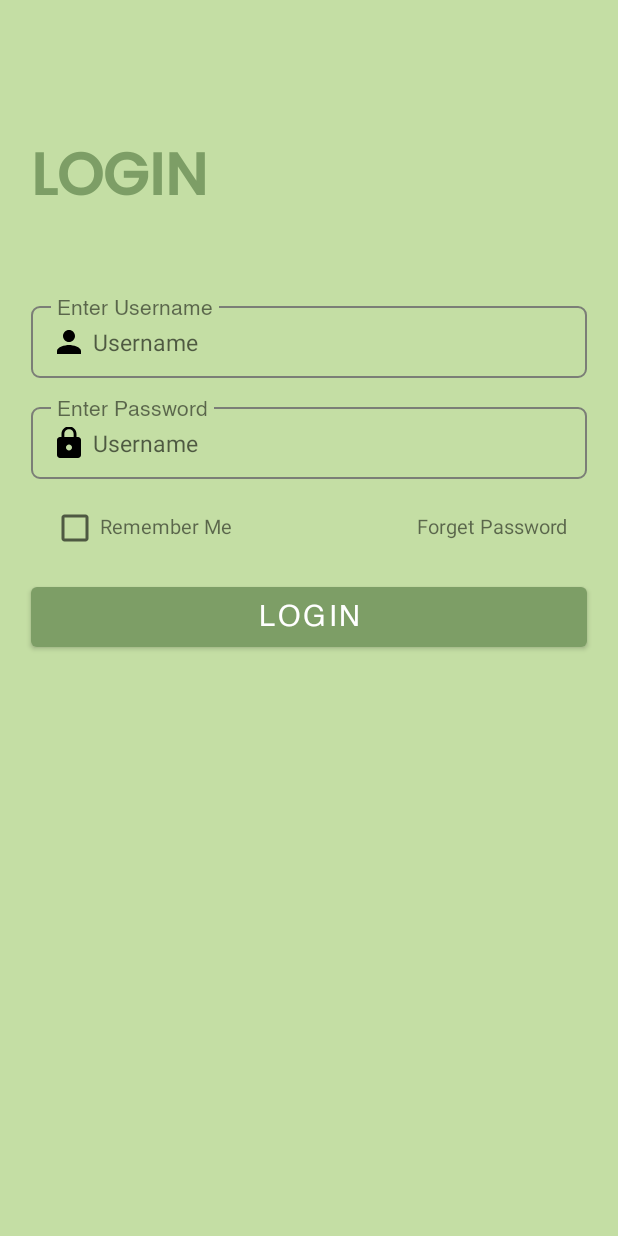
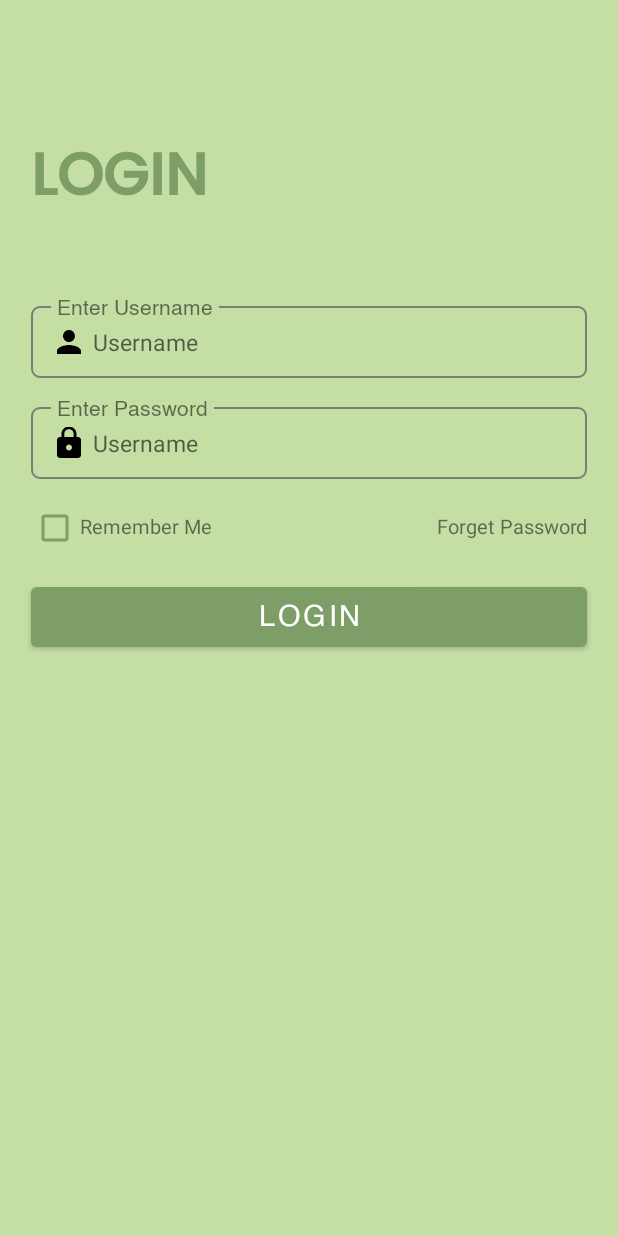
Before and after one commit to Rafiester/NurseCall, an Android app: the screen it shows after launch (LoginActivity), after a tap on "LOGIN", on a phone screen of 412 x 824 dp. Run offline under Robolectric (Android 15) with nearby library versions, the phone set to English and light mode, and no system bars; our stand-ins replace sdp/ssp sizes.

```diff
--- a/app/src/main/AndroidManifest.xml
+++ b/app/src/main/AndroidManifest.xml
@@ -14,6 +14,8 @@
         android:supportsRtl="true"
         android:theme="@style/AppTheme"
         android:usesCleartextTraffic="true">
+        <service android:name=".util.NotificationService" />
+        <receiver android:name=".util.NotificationBroadcastReceiver" />
         <activity
             android:name=".SplashActivity"
             android:exported="true">
@@ -33,6 +35,8 @@
         <activity
             android:name=".MainActivity"
             android:exported="false"/>
+
+
     </application>
 
 </manifest>
--- a/app/src/main/java/org/project/nursecall/LoginActivity.java
+++ b/app/src/main/java/org/project/nursecall/LoginActivity.java
@@ -4,10 +4,13 @@ import static org.project.nursecall.util.RetrofitClient.retrofitAPI;
 
 import androidx.appcompat.app.AppCompatActivity;
 
+import android.content.Context;
 import android.content.Intent;
+import android.content.SharedPreferences;
 import android.os.Bundle;
 import android.os.Handler;
 import android.os.Looper;
+import android.widget.CheckBox;
 import android.widget.EditText;
 import android.widget.Toast;
 
@@ -23,6 +26,8 @@ public class LoginActivity extends AppCompatActivity {
 
     private EditText etUser, etPass;
     private Boolean doubleBackToExit = false;
+    private CheckBox cbLogin;
+    private SharedPreferences ingat;
 
     @Override
     protected void onCreate(Bundle savedInstanceState) {
@@ -30,17 +35,26 @@ public class LoginActivity extends AppCompatActivity {
         setContentView(R.layout.activity_login);
 
         findViewById(R.id.mb_login).setOnClickListener(v -> postLogin());
-
     }
 
     private void postLogin() {
         etUser = findViewById(R.id.et_username);
         etPass = findViewById(R.id.et_password);
+        cbLogin = findViewById(R.id.cb_login);
+
+        ingat = getSharedPreferences("NURSECALL", Context.MODE_PRIVATE);
+
         retrofitAPI.postLogin(new LoginData(etUser.getText().toString(), etPass.getText().toString())).enqueue(new Callback<LoginData>() {
             @Override
             public void onResponse(Call<LoginData> call, Response<LoginData> response) {
                 if (response.isSuccessful()) if (response.body().getStatus()) {
                     startActivity(new Intent(LoginActivity.this, MainActivity.class));
+                    if (cbLogin.isChecked()) ingat.edit()
+                            .putBoolean("isCheck", true)
+                            .putString("email", etUser.getText().toString())
+                            .putString("pass", etPass.getText().toString())
+                            .apply();
+                    else ingat.edit().clear().apply();
                 } else Toast.makeText(LoginActivity.this, "Login Gagal!", Toast.LENGTH_SHORT).show();
             }
 
--- a/app/src/main/java/org/project/nursecall/SplashActivity.java
+++ b/app/src/main/java/org/project/nursecall/SplashActivity.java
@@ -2,6 +2,7 @@ package org.project.nursecall;
 
 import androidx.appcompat.app.AppCompatActivity;
 
+import android.content.Context;
 import android.content.Intent;
 import android.os.Bundle;
 import android.os.Handler;
@@ -14,8 +15,13 @@ public class SplashActivity extends AppCompatActivity {
         setContentView(R.layout.activity_splash);
 
         new Handler().postDelayed(() -> {
-            startActivity(new Intent(SplashActivity.this, LoginActivity.class));
-            finish();
+            if (getSharedPreferences("NURSECALL", Context.MODE_PRIVATE).getBoolean("isCheck", false)) {
+                startActivity(new Intent(SplashActivity.this, MainActivity.class));
+                finish();
+            } else {
+                startActivity(new Intent(SplashActivity.this, LoginActivity.class));
+                finish();
+            }
         },2000);
     }
 }
--- a/app/src/main/java/org/project/nursecall/util/RetrofitAPI.java
+++ b/app/src/main/java/org/project/nursecall/util/RetrofitAPI.java
@@ -12,10 +12,13 @@ import retrofit2.http.POST;
 
 public interface RetrofitAPI {
 
-    @GET("index.php")
+    @GET("nursecall.php")
     Call<ArrayList<PasienData>> getPasien();
 
-    @POST("index.php")
+    @POST("nursecall.php")
     Call<LoginData> postLogin(@Body LoginData loginData);
 
+    @POST("nursecall.php")
+    Call<PasienData> postMsg_status(@Body PasienData pasienData);
+
 }
--- a/app/src/main/java/org/project/nursecall/util/RetrofitClient.java
+++ b/app/src/main/java/org/project/nursecall/util/RetrofitClient.java
@@ -1,9 +1,5 @@
 package org.project.nursecall.util;
 
-import java.util.concurrent.TimeUnit;
-
-import okhttp3.OkHttpClient;
-import okhttp3.Request;
 import retrofit2.Retrofit;
 import retrofit2.converter.gson.GsonConverterFactory;
 
@@ -12,16 +8,9 @@ public class RetrofitClient {
     public static final RetrofitAPI retrofitAPI = RetrofitClient.getRetrofit().create(RetrofitAPI.class);
 
     public static Retrofit getRetrofit() {
-//        OkHttpClient httpClient = new OkHttpClient.Builder().addInterceptor(chain -> {
-//                    Request request = chain.request().newBuilder().build();
-//                    return chain.proceed(request);
-//                }).addInterceptor(new HttpLoggingInterceptor().setLevel(HttpLoggingInterceptor.Level.BODY))
-//                .build();
-
         return new Retrofit.Builder()
-                .baseUrl("http://192.168.18.4/nursecall/")
+                .baseUrl("http://167.99.69.223/")
                 .addConverterFactory(GsonConverterFactory.create())
-//                .client(httpClient)
                 .build();
     }
 }
--- a/app/src/main/res/layout/activity_login.xml
+++ b/app/src/main/res/layout/activity_login.xml
@@ -54,7 +54,9 @@
                 android:paddingLeft="@dimen/_10sdp"
                 android:hint="Username"
                 android:drawableLeft="@drawable/ic_person"
-                android:drawablePadding="@dimen/_3sdp" />
+                android:drawablePadding="@dimen/_3sdp"
+                android:cursorVisible="true"
+                android:textCursorDrawable="@null"/>
 
             <TextView
                 android:layout_width="wrap_content"
@@ -87,7 +89,9 @@
                 android:paddingLeft="@dimen/_10sdp"
                 android:hint="Username"
                 android:drawableLeft="@drawable/ic_lock"
-                android:drawablePadding="@dimen/_3sdp" />
+                android:drawablePadding="@dimen/_3sdp"
+                android:cursorVisible="true"
+                android:textCursorDrawable="@null"/>
 
             <TextView
                 android:layout_width="wrap_content"
@@ -107,14 +111,13 @@
             android:layout_below="@+id/mid2_layout"
             android:layout_width="match_parent"
             android:layout_height="wrap_content"
-            android:layout_marginTop="@dimen/_15sdp"
-            android:layout_marginStart="@dimen/_10sdp"
-            android:layout_marginEnd="@dimen/_10sdp">
+            android:layout_marginTop="@dimen/_15sdp">
 
             <CheckBox
                 android:id="@+id/cb_login"
                 android:layout_width="@dimen/_20sdp"
-                android:layout_height="@dimen/_20sdp"/>
+                android:layout_height="@dimen/_20sdp"
+                android:buttonTint="@color/pastel_green2"/>
 
             <TextView
                 android:id="@+id/tv_remember"
@@ -144,9 +147,8 @@
         android:layout_width="match_parent"
         android:layout_height="@dimen/_40sdp"
         android:layout_below="@+id/mid_layout"
-        android:layout_marginStart="@dimen/_16sdp"
+        android:layout_marginHorizontal="@dimen/_16sdp"
         android:layout_marginTop="@dimen/_16sdp"
-        android:layout_marginEnd="@dimen/_16sdp"
         android:layout_marginBottom="@dimen/_16sdp"
         android:fontFamily="@font/helvetica_regular"
         android:text="Login"
```
Also changed, not shown: app/src/main/java/org/project/nursecall/MainActivity.java (+40 -8 lines), app/src/main/java/org/project/nursecall/adapter/PasienAdapter.java (+6 -1 lines), app/src/main/java/org/project/nursecall/data/PasienData.java (+14 -0 lines), app/src/main/java/org/project/nursecall/util/NotificationBroadcastReceiver.java (added, +64 -0 lines), app/src/main/java/org/project/nursecall/util/NotificationService.java (added, +117 -0 lines), app/src/main/res/values/themes.xml (+1 -6 lines).
